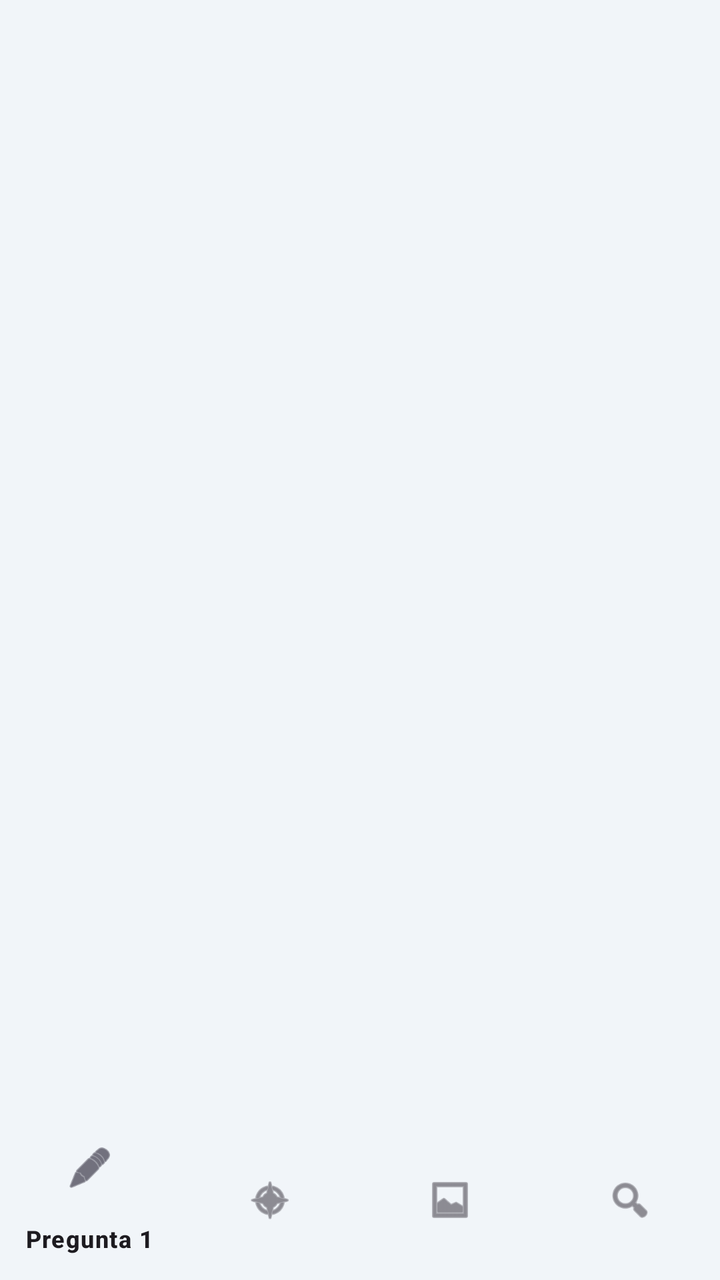
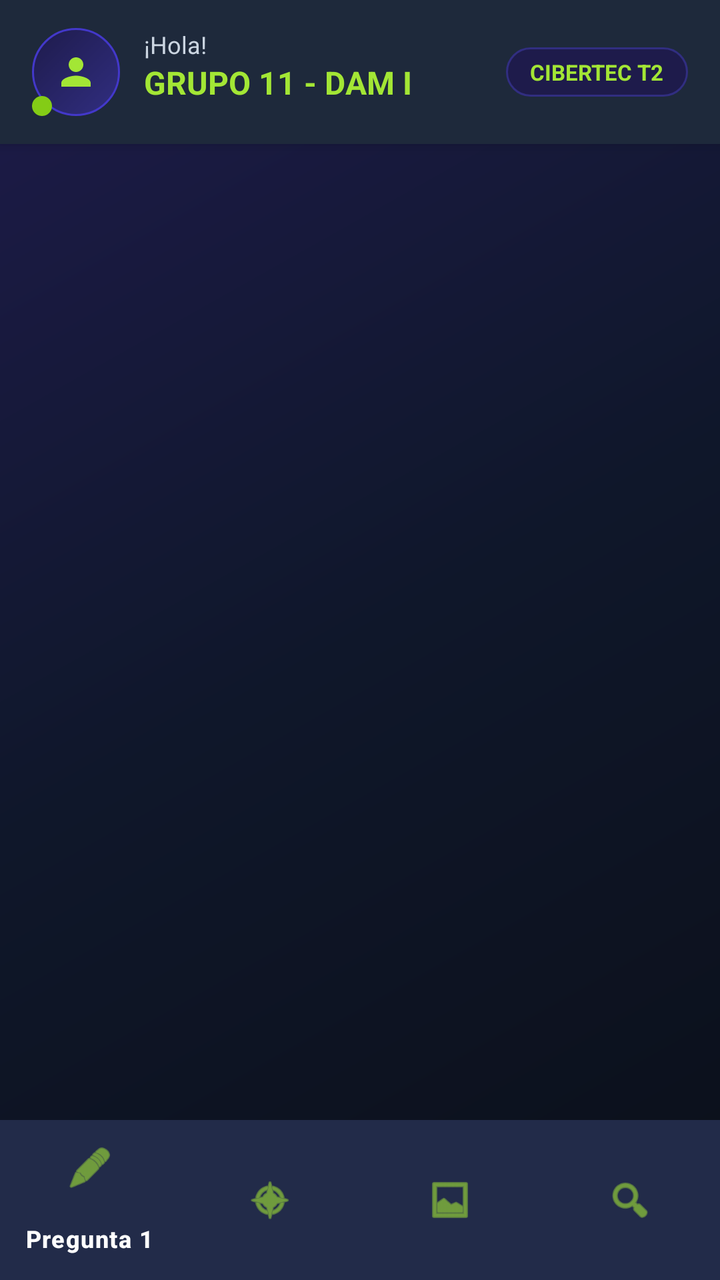

Two renders of the same Android screen: before a commit and after it. Below are the layout's source before the change and the commit's diff.
<!-- AndroidManifest.xml: application theme Theme.AppGrupo11 -->
<!-- res/layout/activity_home.xml -->
<?xml version="1.0" encoding="utf-8"?>
<androidx.constraintlayout.widget.ConstraintLayout
    xmlns:android="http://schemas.android.com/apk/res/android"
    xmlns:app="http://schemas.android.com/apk/res-auto"
    android:id="@+id/main"
    android:layout_width="match_parent"
    android:layout_height="match_parent">

    <androidx.fragment.app.FragmentContainerView
        android:id="@+id/fragmentContainer"
        android:layout_width="0dp"
        android:layout_height="0dp"
        app:layout_constraintTop_toTopOf="parent"
        app:layout_constraintBottom_toTopOf="@id/bottomNavigationView"
        app:layout_constraintStart_toStartOf="parent"
        app:layout_constraintEnd_toEndOf="parent" />

    <com.google.android.material.bottomnavigation.BottomNavigationView
        android:id="@+id/bottomNavigationView"
        android:layout_width="0dp"
        android:layout_height="wrap_content"
        android:background="?android:attr/windowBackground"
        app:menu="@menu/bottom_nav_menu"
        app:layout_constraintBottom_toBottomOf="parent"
        app:layout_constraintStart_toStartOf="parent"
        app:layout_constraintEnd_toEndOf="parent" />

</androidx.constraintlayout.widget.ConstraintLayout>
<!-- resources referenced by this layout -->
<resources>
  <style name="Theme.AppGrupo11" parent="Base.Theme.AppGrupo11" />
  <style name="Base.Theme.AppGrupo11" parent="Theme.Material3.DayNight.NoActionBar">
          
          <item name="colorPrimary">@color/primary</item>
          <item name="colorPrimaryVariant">@color/primary_dark</item>
          <item name="colorOnPrimary">@color/white</item>
          <item name="android:windowBackground">@color/background</item>
      </style>
  <color name="primary">#2563EB</color>
  <color name="primary_dark">#1D4ED8</color>
  <color name="white">#FFFFFFFF</color>
  <color name="background">#F1F5F9</color>
</resources>

<!-- the commit's change to res/layout/activity_home.xml (unified diff, before → after) -->
@@ -1,28 +1,120 @@
 <?xml version="1.0" encoding="utf-8"?>
-<androidx.constraintlayout.widget.ConstraintLayout
-    xmlns:android="http://schemas.android.com/apk/res/android"
+<androidx.constraintlayout.widget.ConstraintLayout xmlns:android="http://schemas.android.com/apk/res/android"
     xmlns:app="http://schemas.android.com/apk/res-auto"
     android:id="@+id/main"
     android:layout_width="match_parent"
-    android:layout_height="match_parent">
+    android:layout_height="match_parent"
+    android:background="@drawable/bg_gradient_dynamic">
+
+    
+    <androidx.cardview.widget.CardView
+        android:id="@+id/topBar"
+        android:layout_width="0dp"
+        android:layout_height="72dp"
+        app:cardBackgroundColor="#1E293B"
+        app:cardCornerRadius="0dp"
+        app:cardElevation="4dp"
+        app:layout_constraintEnd_toEndOf="parent"
+        app:layout_constraintStart_toStartOf="parent"
+        app:layout_constraintTop_toTopOf="parent">
+
+        <androidx.constraintlayout.widget.ConstraintLayout
+            android:layout_width="match_parent"
+            android:layout_height="match_parent"
+            android:paddingHorizontal="16dp">
+
+            
+            <View
+                android:id="@+id/vUserAvatarBg"
+                android:layout_width="44dp"
+                android:layout_height="44dp"
+                android:background="@drawable/bg_avatar_circle"
+                app:layout_constraintBottom_toBottomOf="parent"
+                app:layout_constraintStart_toStartOf="parent"
+                app:layout_constraintTop_toTopOf="parent" />
+
+            
+            <View
+                android:id="@+id/vStatusDot"
+                android:layout_width="10dp"
+                android:layout_height="10dp"
+                android:background="@drawable/bg_avatar_circle"
+                android:backgroundTint="@color/status_online"
+                app:layout_constraintBottom_toBottomOf="@id/vUserAvatarBg"
+                app:layout_constraintStart_toStartOf="@id/vUserAvatarBg" />
+
+            <ImageView
+                android:id="@+id/ivHeaderAvatarIcon"
+                android:layout_width="22dp"
+                android:layout_height="22dp"
+                android:contentDescription="Avatar"
+                android:src="@drawable/ic_user_avatar"
+                app:tint="@color/lime_accent"
+                app:layout_constraintBottom_toBottomOf="@id/vUserAvatarBg"
+                app:layout_constraintEnd_toEndOf="@id/vUserAvatarBg"
+                app:layout_constraintStart_toStartOf="@id/vUserAvatarBg"
+                app:layout_constraintTop_toTopOf="@id/vUserAvatarBg" />
+
+            <TextView
+                android:id="@+id/tvHeaderGreeting"
+                android:layout_width="wrap_content"
+                android:layout_height="wrap_content"
+                android:layout_marginStart="12dp"
+                android:text="¡Hola!"
+                android:textColor="@color/text_sub"
+                android:textSize="12sp"
+                app:layout_constraintStart_toEndOf="@id/vUserAvatarBg"
+                app:layout_constraintTop_toTopOf="@id/vUserAvatarBg" />
+
+            <TextView
+                android:id="@+id/tvHeaderTitle"
+                android:layout_width="wrap_content"
+                android:layout_height="wrap_content"
+                android:layout_marginStart="12dp"
+                android:text="GRUPO 11 - DAM I"
+                android:textColor="@color/lime_accent"
+                android:textSize="16sp"
+                android:textStyle="bold"
+                app:layout_constraintStart_toEndOf="@id/vUserAvatarBg"
+                app:layout_constraintTop_toBottomOf="@id/tvHeaderGreeting" />
+
+            <TextView
+                android:id="@+id/tvHeaderBadge"
+                android:layout_width="wrap_content"
+                android:layout_height="wrap_content"
+                android:background="@drawable/bg_badge_chip"
+                android:paddingHorizontal="12dp"
+                android:paddingVertical="5dp"
+                android:text="CIBERTEC T2"
+                android:textColor="@color/lime_accent"
+                android:textSize="11sp"
+                android:textStyle="bold"
+                app:layout_constraintBottom_toBottomOf="parent"
+                app:layout_constraintEnd_toEndOf="parent"
+                app:layout_constraintTop_toTopOf="parent" />
+
+        </androidx.constraintlayout.widget.ConstraintLayout>
+    </androidx.cardview.widget.CardView>
 
     <androidx.fragment.app.FragmentContainerView
         android:id="@+id/fragmentContainer"
         android:layout_width="0dp"
         android:layout_height="0dp"
-        app:layout_constraintTop_toTopOf="parent"
         app:layout_constraintBottom_toTopOf="@id/bottomNavigationView"
+        app:layout_constraintEnd_toEndOf="parent"
         app:layout_constraintStart_toStartOf="parent"
-        app:layout_constraintEnd_toEndOf="parent" />
+        app:layout_constraintTop_toBottomOf="@id/topBar" />
 
     <com.google.android.material.bottomnavigation.BottomNavigationView
         android:id="@+id/bottomNavigationView"
         android:layout_width="0dp"
         android:layout_height="wrap_content"
-        android:background="?android:attr/windowBackground"
-        app:menu="@menu/bottom_nav_menu"
+        android:background="#1E293B"
+        app:itemIconTint="@color/lime_accent"
+        app:itemTextColor="@color/text_main"
         app:layout_constraintBottom_toBottomOf="parent"
+        app:layout_constraintEnd_toEndOf="parent"
         app:layout_constraintStart_toStartOf="parent"
-        app:layout_constraintEnd_toEndOf="parent" />
+        app:menu="@menu/bottom_nav_menu" />
 
 </androidx.constraintlayout.widget.ConstraintLayout>
<!-- resource entries referenced after the edit -->
@@ -1,16 +1,83 @@
 <!-- resources referenced by this layout -->
 <resources>
+  <color name="lime_accent">#A3E635</color>
+  <color name="status_online">#84CC16</color>
+  <color name="text_main">#FFFFFF</color>
+  <color name="text_sub">#CBD5E1</color>
+  <!-- drawable bg_avatar_circle (drawable) -->
+  <?xml version="1.0" encoding="utf-8"?>
+  <shape xmlns:android="http://schemas.android.com/apk/res/android"
+      android:shape="oval">
+      <gradient
+          android:angle="135"
+          android:endColor="#1E1B4B"
+          android:startColor="#312E81"
+          android:type="linear" />
+      <stroke
+          android:width="1dp"
+          android:color="#4338CA" />
+  </shape>
+  <!-- drawable bg_badge_chip (drawable) -->
+  <?xml version="1.0" encoding="utf-8"?>
+  <shape xmlns:android="http://schemas.android.com/apk/res/android"
+      android:shape="rectangle">
+      <corners android:radius="20dp" />
+      <solid android:color="#1E1B4B" />
+      <stroke
+          android:width="1dp"
+          android:color="#312E81" />
+  </shape>
+  <!-- drawable bg_gradient_dynamic (drawable) -->
+  <?xml version="1.0" encoding="utf-8"?>
+  <shape xmlns:android="http://schemas.android.com/apk/res/android"
+      android:shape="rectangle">
+      <gradient
+          android:angle="135"
+          android:centerColor="#0F172A"
+          android:endColor="#1E1B4B"
+          android:startColor="#0B0F19"
+          android:type="linear" />
+  </shape>
+  <!-- drawable ic_user_avatar (drawable) -->
+  <vector xmlns:android="http://schemas.android.com/apk/res/android"
+      android:width="24dp"
+      android:height="24dp"
+      android:viewportWidth="24"
+      android:viewportHeight="24">
+      <path
+          android:fillColor="#4F46E5"
+          android:pathData="M12,12c2.21,0 4,-1.79 4,-4s-1.79,-4 -4,-4 -4,1.79 -4,4 1.79,4 4,4zM12,14c-2.67,0 -8,1.34 -8,4v2h16v-2c0,-2.66 -5.33,-4 -8,-4z" />
+  </vector>
   <style name="Theme.AppGrupo11" parent="Base.Theme.AppGrupo11" />
-  <style name="Base.Theme.AppGrupo11" parent="Theme.Material3.DayNight.NoActionBar">
+  <style name="Base.Theme.AppGrupo11" parent="Theme.Material3.Dark.NoActionBar">
           
           <item name="colorPrimary">@color/primary</item>
           <item name="colorPrimaryVariant">@color/primary_dark</item>
           <item name="colorOnPrimary">@color/white</item>
+          <item name="colorSecondary">@color/lime_accent</item>
+          <item name="colorOnSecondary">@color/background</item>
+  
+          
           <item name="android:windowBackground">@color/background</item>
+          <item name="colorSurface">@color/card_bg</item>
+          <item name="colorOnSurface">@color/white</item>
+          <item name="colorSurfaceVariant">@color/card_bg</item>
+          <item name="colorOnSurfaceVariant">@color/text_sub</item>
+  
+          
+          <item name="android:textColorPrimary">@color/white</item>
+          <item name="android:textColorSecondary">@color/text_sub</item>
+          <item name="android:editTextColor">@color/white</item>
+          <item name="android:textColorHint">@color/text_sub</item>
+  
+          
+          <item name="colorOutline">@color/card_stroke</item>
       </style>
-  <color name="primary">#2563EB</color>
-  <color name="primary_dark">#1D4ED8</color>
+  <color name="primary">#4F46E5</color>
+  <color name="primary_dark">#3730A3</color>
   <color name="white">#FFFFFFFF</color>
-  <color name="background">#F1F5F9</color>
+  <color name="background">#0B0F19</color>
+  <color name="card_bg">#1E293B</color>
+  <color name="card_stroke">#334155</color>
 </resources>
 
